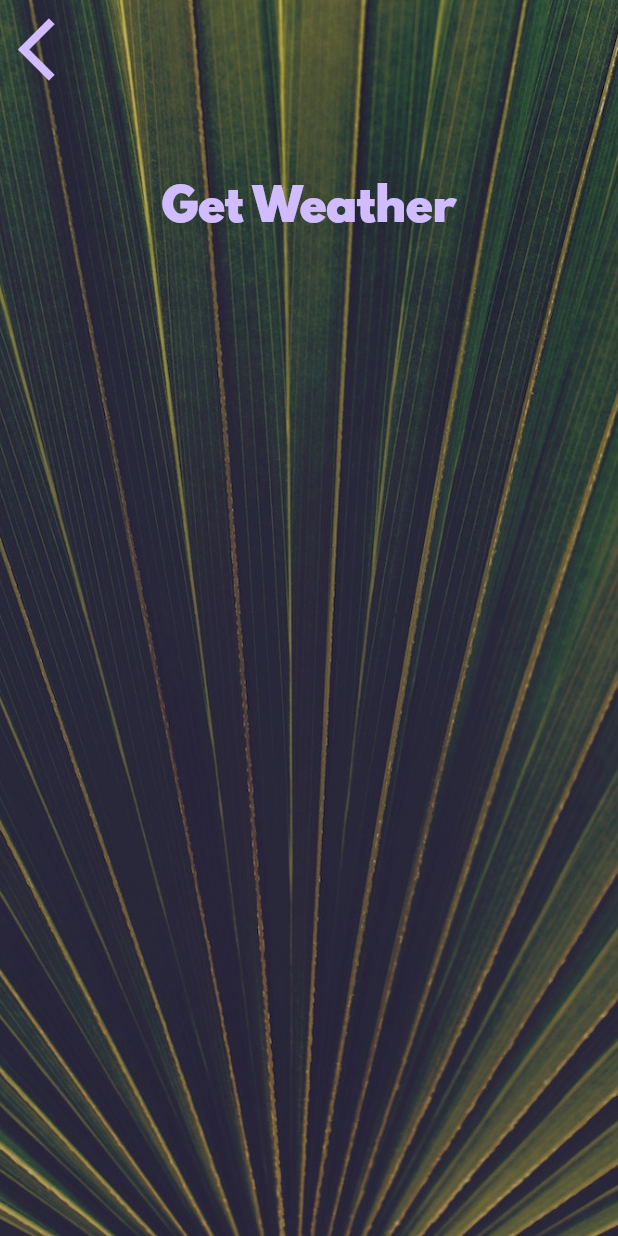
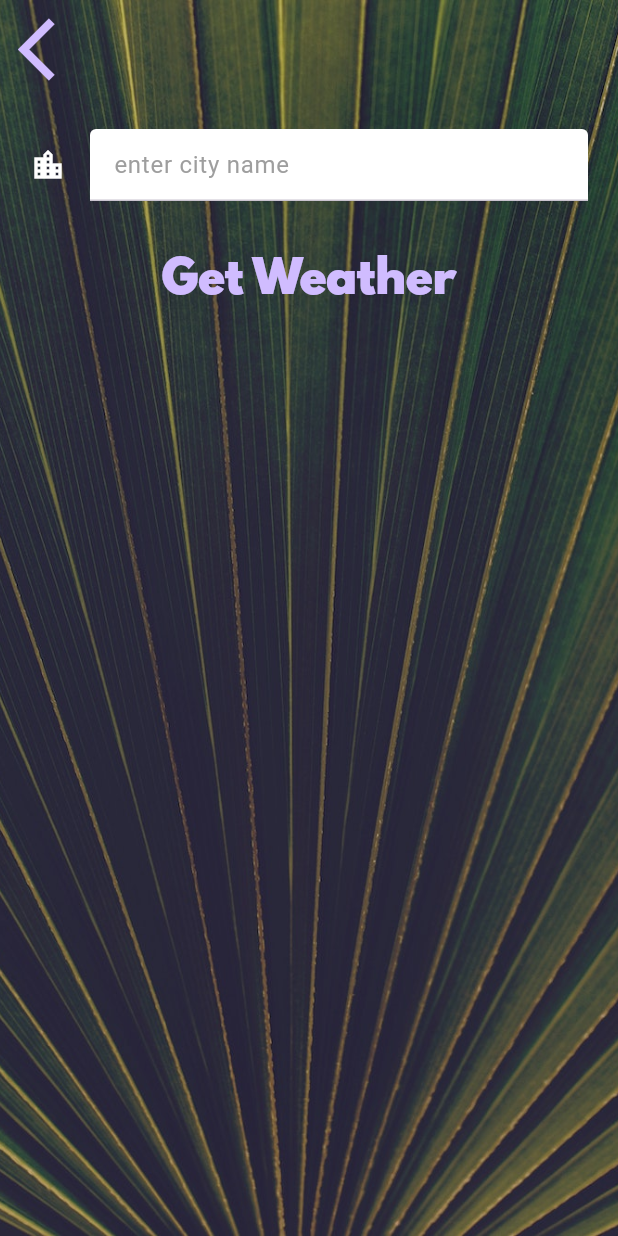
Before and after one commit to benunderdahl/clima, a Flutter app: the CityScreen screen opened directly, on a phone screen of 412 x 824 dp. Run offline on Flutter 3.47's test engine with Material 3 defaults, Android fonts, the phone set to English and light mode, and no system bars; our stand-ins replace flutter_dotenv, flutter_spinkit, geolocator.

Commit message:
text widget in city screen

```diff
--- a/lib/screens/city_screen.dart
+++ b/lib/screens/city_screen.dart
@@ -33,7 +33,18 @@ class _CityScreenState extends State<CityScreen> {
               ),
               Container(
                 padding: EdgeInsets.all(20.0),
-                child: null,
+                child: TextField(
+                  decoration: InputDecoration(
+                    filled: true,
+                    fillColor: Colors.white,
+                    icon: Icon(Icons.location_city),
+                    iconColor: Colors.white,
+                    hintText: "enter city name",
+                    hintStyle: TextStyle(
+                      color: Colors.grey
+                    ),
+                  ),
+                ),
               ),
               TextButton(
                 onPressed: () {},
```
